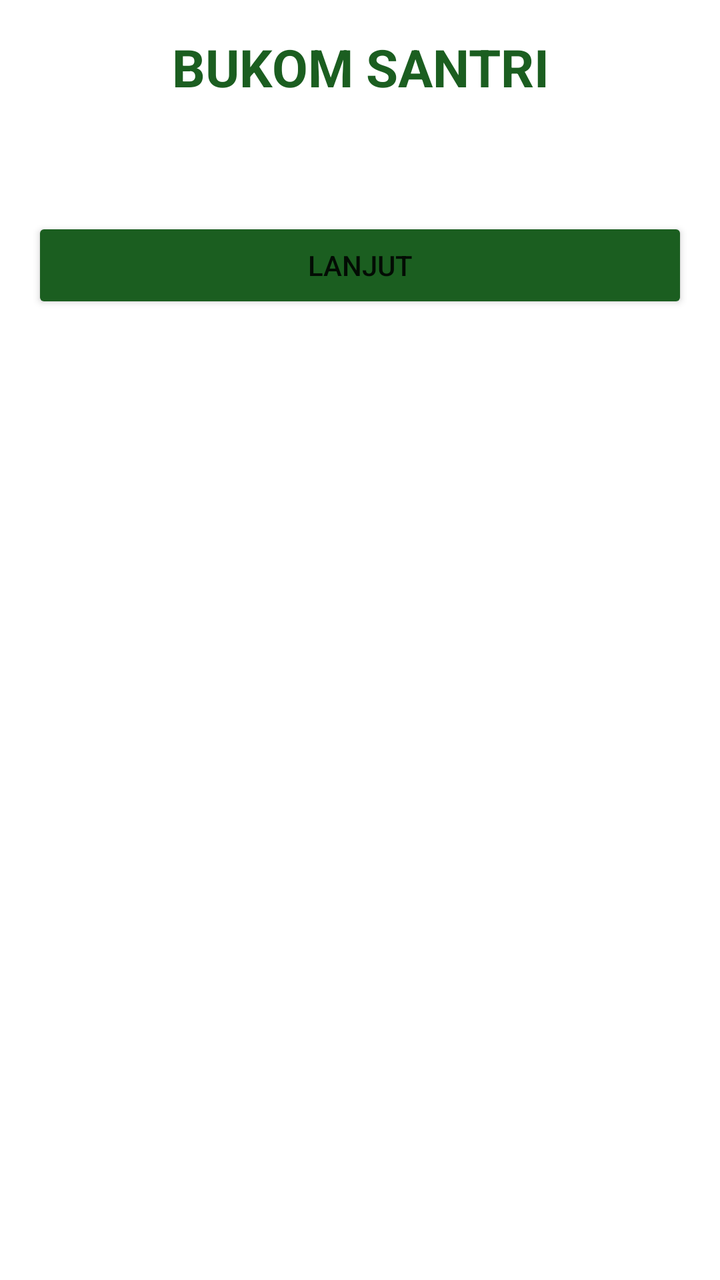
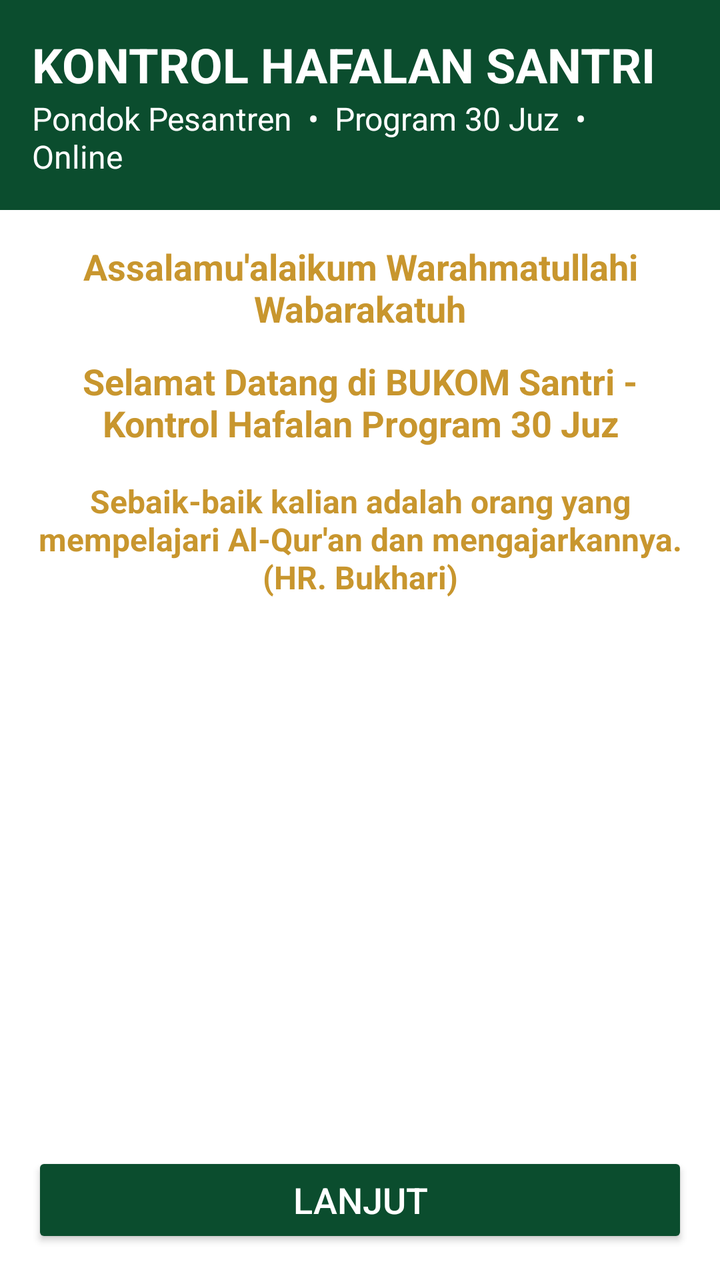

Screens rendered from an Android XML layout before and after an edit, with the pre-edit source and the edit as a unified diff.
<!-- AndroidManifest.xml: application theme Theme.AppCompat.Light.DarkActionBar -->
<!-- res/layout/activity_pendahuluan.xml -->
<?xml version="1.0" encoding="utf-8"?>
<ScrollView xmlns:android="http://schemas.android.com/apk/res/android"
 android:layout_width="match_parent" android:layout_height="match_parent"
 android:background="#FFFFFF" android:padding="16dp">
 <LinearLayout android:layout_width="match_parent" android:layout_height="wrap_content" android:orientation="vertical">
  <TextView android:layout_width="match_parent" android:layout_height="wrap_content"
   android:text="BUKOM SANTRI" android:textSize="26sp" android:textStyle="bold" android:textColor="#1B5E20" android:gravity="center"/>
  <TextView android:id="@+id/tvPendahuluan" android:layout_width="match_parent" android:layout_height="wrap_content"
   android:textSize="16sp" android:layout_marginTop="16dp" android:lineSpacingExtra="4dp"/>
  <Button android:id="@+id/btnLanjut" android:layout_width="match_parent" android:layout_height="wrap_content"
   android:text="LANJUT" android:layout_marginTop="20dp" android:backgroundTint="#1B5E20"/>
 </LinearLayout>
</ScrollView>
<!-- resources referenced by this layout -->
<resources>

</resources>

<!-- the commit's change to res/layout/activity_pendahuluan.xml (unified diff, before → after) -->
@@ -1,13 +1,74 @@
 <?xml version="1.0" encoding="utf-8"?>
-<ScrollView xmlns:android="http://schemas.android.com/apk/res/android"
- android:layout_width="match_parent" android:layout_height="match_parent"
- android:background="#FFFFFF" android:padding="16dp">
- <LinearLayout android:layout_width="match_parent" android:layout_height="wrap_content" android:orientation="vertical">
-  <TextView android:layout_width="match_parent" android:layout_height="wrap_content"
-   android:text="BUKOM SANTRI" android:textSize="26sp" android:textStyle="bold" android:textColor="#1B5E20" android:gravity="center"/>
-  <TextView android:id="@+id/tvPendahuluan" android:layout_width="match_parent" android:layout_height="wrap_content"
-   android:textSize="16sp" android:layout_marginTop="16dp" android:lineSpacingExtra="4dp"/>
-  <Button android:id="@+id/btnLanjut" android:layout_width="match_parent" android:layout_height="wrap_content"
-   android:text="LANJUT" android:layout_marginTop="20dp" android:backgroundTint="#1B5E20"/>
- </LinearLayout>
-</ScrollView>
+<LinearLayout xmlns:android="http://schemas.android.com/apk/res/android"
+    android:layout_width="match_parent"
+    android:layout_height="match_parent"
+    android:orientation="vertical"
+    android:background="#FFFFFF">
+    <LinearLayout
+        android:layout_width="match_parent"
+        android:layout_height="wrap_content"
+        android:orientation="vertical"
+        android:background="#0B4D2E"
+        android:padding="16dp">
+        <TextView
+            android:layout_width="wrap_content"
+            android:layout_height="wrap_content"
+            android:text="KONTROL HAFALAN SANTRI"
+            android:textColor="#FFFFFF"
+            android:textSize="24sp"
+            android:textStyle="bold" />
+        <TextView
+            android:layout_width="wrap_content"
+            android:layout_height="wrap_content"
+            android:text="Pondok Pesantren  •  Program 30 Juz  •  Online"
+            android:textColor="#FFFFFF"
+            android:textSize="16sp" />
+    </LinearLayout>
+    <ScrollView
+        android:layout_width="match_parent"
+        android:layout_height="0dp"
+        android:layout_weight="1"
+        android:padding="16dp">
+        <LinearLayout
+            android:layout_width="match_parent"
+            android:layout_height="wrap_content"
+            android:orientation="vertical"
+            android:gravity="center_horizontal">
+            <TextView
+                android:layout_width="wrap_content"
+                android:layout_height="wrap_content"
+                android:text="Assalamu'alaikum Warahmatullahi Wabarakatuh"
+                android:textSize="18sp"
+                android:textStyle="bold"
+                android:textColor="#C8962E"
+                android:gravity="center" />
+            <TextView
+                android:layout_width="wrap_content"
+                android:layout_height="wrap_content"
+                android:text="Selamat Datang di BUKOM Santri - Kontrol Hafalan Program 30 Juz"
+                android:textSize="18sp"
+                android:textStyle="bold"
+                android:textColor="#C8962E"
+                android:gravity="center"
+                android:layout_marginTop="12dp" />
+            <TextView
+                android:layout_width="wrap_content"
+                android:layout_height="wrap_content"
+                android:text="Sebaik-baik kalian adalah orang yang mempelajari Al-Qur'an dan mengajarkannya. (HR. Bukhari)"
+                android:textSize="16sp"
+                android:textStyle="bold"
+                android:textColor="#C8962E"
+                android:gravity="center"
+                android:layout_marginTop="16dp" />
+        </LinearLayout>
+    </ScrollView>
+    <Button
+        android:id="@+id/btnLanjut"
+        android:layout_width="match_parent"
+        android:layout_height="wrap_content"
+        android:text="LANJUT"
+        android:textSize="18sp"
+        android:layout_margin="16dp"
+        android:backgroundTint="#0B4D2E"
+        android:textColor="#FFFFFF" />
+</LinearLayout>
